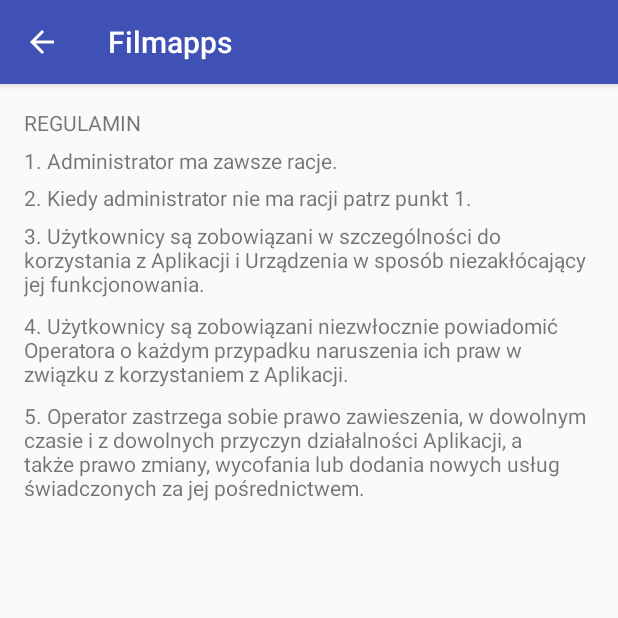
After one commit to nsawek/Filmapps, an Android app: the RuleActivity screen opened directly, with no data from a screen before it, on a phone screen of 412 x 824 dp, the top half of it. The commit adds this screen. Run offline under Robolectric (Android 15) with nearby library versions, the phone set to English and light mode, and no system bars; network calls fail.

Commit message:
dodanie widoku z regulaminem aplikacji

```diff
--- a/app/src/main/java/com/example/snowa/filmapps/AppCompatPreferenceActivity.java
+++ b/app/src/main/java/com/example/snowa/filmapps/AppCompatPreferenceActivity.java
@@ -109,4 +109,8 @@ public abstract class AppCompatPreferenceActivity extends PreferenceActivity {
         }
         return mDelegate;
     }
+
+    public abstract boolean onSupportNavigateUp();
+
+    protected abstract void setupActionBar();
 }
--- /dev/null
+++ b/app/src/main/java/com/example/snowa/filmapps/RuleActivity.java
@@ -0,0 +1,30 @@
+package com.example.snowa.filmapps;
+
+import android.support.v7.app.AppCompatActivity;
+import android.os.Bundle;
+import android.widget.ArrayAdapter;
+import android.widget.ListView;
+
+import java.util.ArrayList;
+import java.util.Arrays;
+
+public class RuleActivity extends AppCompatActivity {
+
+    @Override
+    public boolean onSupportNavigateUp() {
+        onBackPressed();
+        return true;
+    }
+
+
+    @Override
+    protected void onCreate(Bundle savedInstanceState) {
+        super.onCreate(savedInstanceState);
+        setContentView(R.layout.activity_rule);
+        getSupportActionBar().setDisplayHomeAsUpEnabled(true);
+
+
+
+
+    }
+}
--- a/app/src/main/java/com/example/snowa/filmapps/activities/FilmActivity.java
+++ b/app/src/main/java/com/example/snowa/filmapps/activities/FilmActivity.java
@@ -14,9 +14,6 @@ import com.bumptech.glide.Glide;
 import com.bumptech.glide.request.RequestOptions;
 import com.example.snowa.filmapps.R;
 
-import java.util.Date;
-
-import io.realm.Realm;
 
 public class FilmActivity extends AppCompatActivity {
     @Override
--- /dev/null
+++ b/app/src/main/res/layout/activity_rule.xml
@@ -0,0 +1,64 @@
+<?xml version="1.0" encoding="utf-8"?>
+<RelativeLayout xmlns:android="http://schemas.android.com/apk/res/android"
+    xmlns:app="http://schemas.android.com/apk/res-auto"
+    xmlns:tools="http://schemas.android.com/tools"
+    android:layout_width="match_parent"
+    android:layout_height="match_parent"
+    tools:context=".RuleActivity">
+
+    <TextView
+        android:text="REGULAMIN"
+        android:layout_width= "match_parent"
+        android:layout_height="25dp"
+        android:layout_marginTop="16dp"
+        android:layout_marginLeft="16dp"
+        android:layout_marginRight="16dp">
+    </TextView>
+
+   <TextView
+       android:text="1. Administrator ma zawsze racje."
+       android:layout_width="match_parent"
+       android:layout_height="25dp"
+       android:layout_marginTop="41dp"
+       android:layout_marginLeft="16dp"
+       android:layout_marginRight="16dp">
+   </TextView>
+
+    <TextView
+        android:text="2. Kiedy administrator nie ma racji patrz punkt 1."
+        android:layout_width= "match_parent"
+        android:layout_height="25dp"
+        android:layout_marginTop="66dp"
+        android:layout_marginLeft="16dp"
+        android:layout_marginRight="16dp">
+    </TextView>
+
+    <TextView
+        android:text="3. Użytkownicy są zobowiązani w szczególności do korzystania z Aplikacji i Urządzenia w sposób niezakłócający jej funkcjonowania."
+        android:layout_width= "match_parent"
+        android:layout_height="60dp"
+        android:layout_marginTop="91dp"
+        android:layout_marginLeft="16dp"
+        android:layout_marginRight="16dp">
+    </TextView>
+
+    <TextView
+        android:text="4. Użytkownicy są zobowiązani niezwłocznie powiadomić Operatora o każdym przypadku naruszenia ich praw w związku z korzystaniem z Aplikacji."
+        android:layout_width= "match_parent"
+        android:layout_height="60dp"
+        android:layout_marginTop="151dp"
+        android:layout_marginLeft="16dp"
+        android:layout_marginRight="16dp">
+    </TextView>
+
+    <TextView
+        android:text="5. Operator zastrzega sobie prawo zawieszenia, w dowolnym czasie i z dowolnych przyczyn działalności Aplikacji, a także prawo zmiany, wycofania lub dodania nowych usług świadczonych za jej pośrednictwem."
+        android:layout_width= "match_parent"
+        android:layout_height="80dp"
+        android:layout_marginTop="211dp"
+        android:layout_marginLeft="16dp"
+        android:layout_marginRight="16dp">
+    </TextView>
+
+
+</RelativeLayout>
```
Also changed, not shown: app/src/main/AndroidManifest.xml (+7 -2 lines), app/src/main/java/com/example/snowa/filmapps/MenuActivity.java (+8 -0 lines), app/src/main/java/com/example/snowa/filmapps/SettingsActivity.java (+21 -9 lines), app/src/main/res/layout/activity_menu.xml (+9 -1 lines), app/src/main/res/drawable-hdpi/ic_action_rule.png (added), app/src/main/res/drawable-hdpi/ic_action_settings.png (added), app/src/main/res/drawable-mdpi/ic_action_rule.png (added), app/src/main/res/drawable-mdpi/ic_action_settings.png (added), app/src/main/res/drawable-xhdpi/ic_action_rule.png (added), app/src/main/res/drawable-xhdpi/ic_action_settings.png (added), app/src/main/res/drawable-xxhdpi/ic_action_rule.png (added), app/src/main/res/drawable-xxhdpi/ic_action_settings.png (added).
